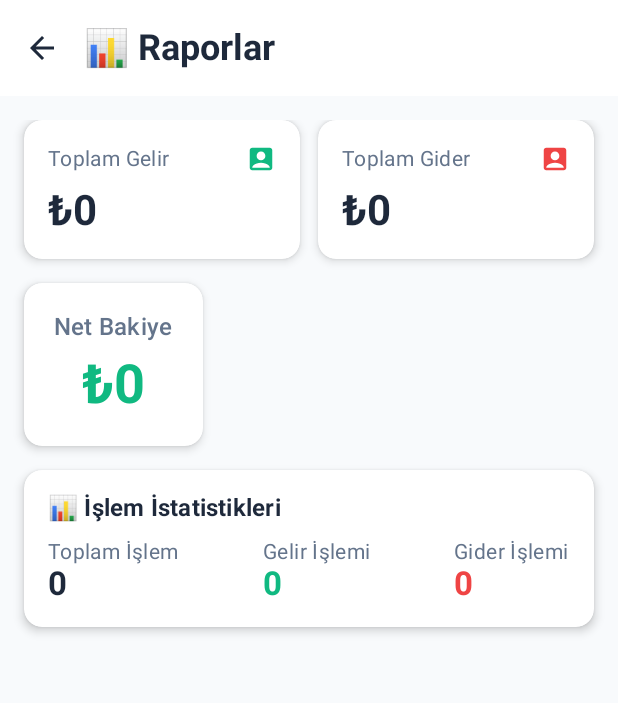
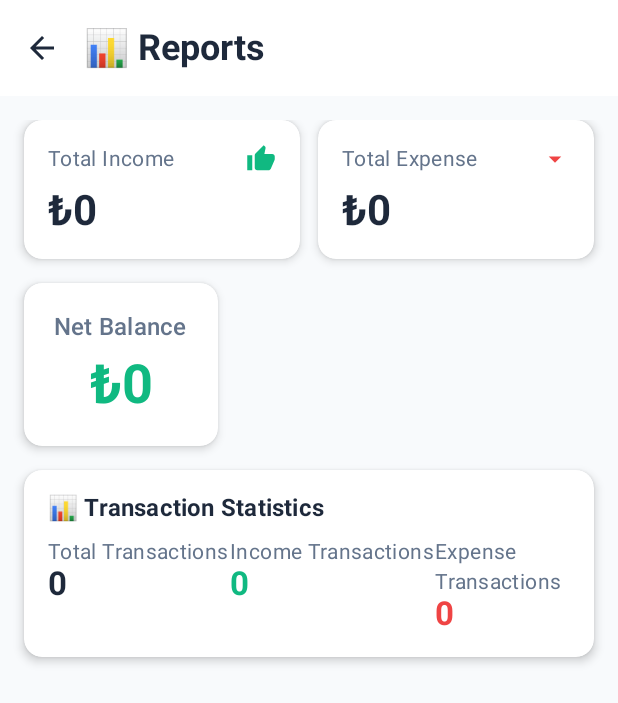
Before and after one commit to theturker/SpendCraft, an Android app built with Jetpack Compose: the ReportsScreen screen opened through its navigation route, on a phone screen of 412 x 824 dp. Shown: the top 703 px of the screen. Run offline under Robolectric (Android 15) with nearby library versions, the phone set to English and light mode, and no system bars; our stand-ins replace Dagger/Hilt's generated code.

Commit message:
Dil ayarları eklendi

```diff
--- a/app/src/main/java/com/alperen/spendcraft/MainActivity.kt
+++ b/app/src/main/java/com/alperen/spendcraft/MainActivity.kt
@@ -1,5 +1,6 @@
 package com.alperen.spendcraft
 
+import android.content.Context
 import android.os.Bundle
 import androidx.activity.ComponentActivity
 import androidx.activity.compose.setContent
@@ -21,4 +22,8 @@ class MainActivity : ComponentActivity() {
             }
         }
     }
+
+    override fun attachBaseContext(newBase: Context) {
+        super.attachBaseContext(LocaleHelper.setLocale(newBase, LocaleHelper.getLanguage(newBase)))
+    }
 }
--- a/feature/reports/src/main/java/com/alperen/spendcraft/feature/reports/ReportsScreen.kt
+++ b/feature/reports/src/main/java/com/alperen/spendcraft/feature/reports/ReportsScreen.kt
@@ -21,7 +21,9 @@ import com.alperen.spendcraft.core.model.TransactionType
 import com.alperen.spendcraft.core.ui.*
 import com.alperen.spendcraft.core.ui.StatCard
 import com.alperen.spendcraft.core.ui.ModernCard
+import com.alperen.spendcraft.core.ui.R
 import kotlinx.coroutines.flow.StateFlow
+import androidx.compose.ui.res.stringResource
 
 @Composable
 fun ReportsScreen(
@@ -42,7 +44,7 @@ fun ReportsScreen(
         .sortedByDescending { it.second }
 
     AppScaffold(
-        title = "📊 Raporlar",
+        title = "📊 ${stringResource(R.string.reports)}",
         onBack = onBack
     ) {
         LazyColumn(
@@ -58,16 +60,16 @@ fun ReportsScreen(
                     horizontalArrangement = Arrangement.spacedBy(12.dp)
                 ) {
                     StatCard(
-                        title = "Toplam Gelir",
+                        title = stringResource(R.string.total_income),
                         value = formatCurrency(totalIncome),
-                        icon = Icons.Filled.AccountBox,
+                        icon = Icons.Filled.ThumbUp,
                         color = MaterialTheme.colorScheme.secondary,
                         modifier = Modifier.weight(1f)
                     )
                     StatCard(
-                        title = "Toplam Gider",
+                        title = stringResource(R.string.total_expense),
                         value = formatCurrency(totalExpense),
-                        icon = Icons.Filled.AccountBox,
+                        icon = Icons.Filled.ArrowDropDown,
                         color = MaterialTheme.colorScheme.error,
                         modifier = Modifier.weight(1f)
                     )
@@ -82,7 +84,7 @@ fun ReportsScreen(
                         horizontalAlignment = Alignment.CenterHorizontally
                     ) {
                         Text(
-                            text = "Net Bakiye",
+                            text = stringResource(R.string.net_balance),
                             style = MaterialTheme.typography.titleMedium,
                             color = MaterialTheme.colorScheme.onSurfaceVariant
                         )
@@ -104,7 +106,7 @@ fun ReportsScreen(
             if (expenseByCategory.isNotEmpty()) {
                 item {
                     Text(
-                        text = "📈 Harcama Dağılımı",
+                        text = "📈 ${stringResource(R.string.expense_distribution)}",
                         style = MaterialTheme.typography.headlineSmall,
                         fontWeight = FontWeight.Bold,
                         color = MaterialTheme.colorScheme.onBackground
@@ -127,7 +129,7 @@ fun ReportsScreen(
                         modifier = Modifier.padding(16.dp)
                     ) {
                         Text(
-                            text = "📊 İşlem İstatistikleri",
+                            text = "📊 ${stringResource(R.string.transaction_statistics)}",
                             style = MaterialTheme.typography.titleMedium,
                             fontWeight = FontWeight.Bold,
                             color = MaterialTheme.colorScheme.onSurface
@@ -139,7 +141,7 @@ fun ReportsScreen(
                         ) {
                             Column {
                                 Text(
-                                    text = "Toplam İşlem",
+                                    text = stringResource(R.string.total_transactions),
                                     style = MaterialTheme.typography.bodyMedium,
                                     color = MaterialTheme.colorScheme.onSurfaceVariant
                                 )
@@ -151,7 +153,7 @@ fun ReportsScreen(
                             }
                             Column {
                                 Text(
-                                    text = "Gelir İşlemi",
+                                    text = stringResource(R.string.income_transactions),
                                     style = MaterialTheme.typography.bodyMedium,
                                     color = MaterialTheme.colorScheme.onSurfaceVariant
                                 )
@@ -164,7 +166,7 @@ fun ReportsScreen(
                             }
                             Column {
                                 Text(
-                                    text = "Gider İşlemi",
+                                    text = stringResource(R.string.expense_transactions),
                                     style = MaterialTheme.typography.bodyMedium,
                                     color = MaterialTheme.colorScheme.onSurfaceVariant
                                 )
@@ -221,7 +223,7 @@ private fun ExpenseCategoryItem(
 
             Column(modifier = Modifier.weight(1f)) {
                 Text(
-                    text = "Kategori ${categoryId ?: "Bilinmeyen"}",
+                    text = "${stringResource(R.string.category)} ${categoryId ?: stringResource(R.string.unknown_category)}",
                     style = MaterialTheme.typography.titleMedium,
                     fontWeight = FontWeight.SemiBold
                 )
```
Also changed, not shown: app/src/main/java/com/alperen/spendcraft/feature/settings/ui/CategoryManagementScreen.kt (+7 -5 lines), app/src/main/java/com/alperen/spendcraft/feature/settings/ui/SettingsScreen.kt (+5 -3 lines), app/src/main/res/values/strings.xml (+43 -0 lines), core/ui/src/main/res/values/strings.xml (added, +60 -0 lines), 113 other files.
